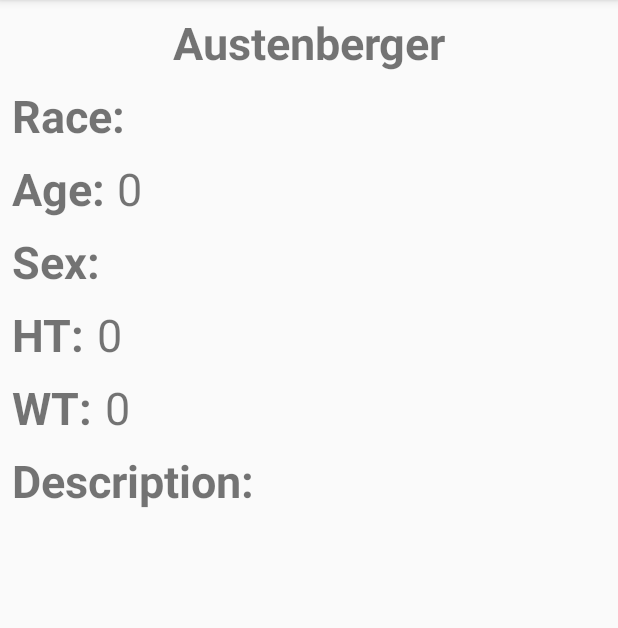
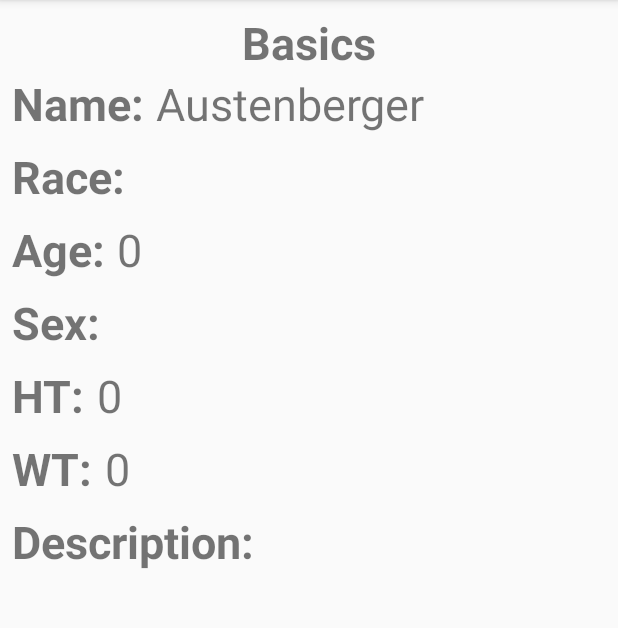
Before and after one commit to vincentcote87/RoleSlayer, an Android app: the CharacterBasics screen opened directly, with no data from a screen before it, on a phone screen of 412 x 824 dp, the part 84-712 px from its top. Run offline under Robolectric (Android 15) with nearby library versions, the phone set to English and light mode, and no system bars.

Commit message:
chamged basicspage layout

```diff
--- a/RoleSlayer/app/src/main/java/com/roleslayin/roleslayer/CharacterBasics.java
+++ b/RoleSlayer/app/src/main/java/com/roleslayin/roleslayer/CharacterBasics.java
@@ -22,26 +22,19 @@ public class CharacterBasics extends AppCompatActivity implements EditField.Edit
     private String attribute;
 
 
-
     @Override
     protected void onCreate(Bundle savedInstanceState) {
         super.onCreate(savedInstanceState);
         setContentView(R.layout.activity_character_basics);
 
-//        savedExtra = getIntent();
         index = getIntent().getIntExtra("index", 0);
         setText();
-//        final PlayerCharacter playerChar = savedExtra.getParcelableExtra("myChar");
 
-
-        name = findViewById(R.id.nameID);
+        name = findViewById(R.id.nameLabelID);
         name.setOnClickListener(new View.OnClickListener() {
             @Override
             public void onClick(View view) {
                 EditField nameField = new EditField();
-//                myArgs = new Bundle();
-//                myArgs.putString("header_id", "Edit Character Name");
-//                nameField.setArguments(myArgs);
                 nameField.show(getSupportFragmentManager(), "Edit name");
                 attribute = "name";
             }
@@ -113,55 +106,62 @@ public class CharacterBasics extends AppCompatActivity implements EditField.Edit
         tmpStr = field;
         Integer i;
         switch (attribute) {
-            case "name" :
-                ((MyApplication)getApplicationContext()).characterArray.get(index).setName(tmpStr); break;
-            case "race" :
-                ((MyApplication)getApplicationContext()).characterArray.get(index).setRace(tmpStr); break;
-            case "age" :
+            case "name":
+                ((MyApplication) getApplicationContext()).characterArray.get(index).setName(tmpStr);
+                break;
+            case "race":
+                ((MyApplication) getApplicationContext()).characterArray.get(index).setRace(tmpStr);
+                break;
+            case "age":
                 try {
                     i = Integer.parseInt(tmpStr);
                 } catch (NumberFormatException nfe) {
                     i = 0;
                 }
-                 ((MyApplication)getApplicationContext()).characterArray.get(index).setAge(i); break;
-            case "sex" :
-                ((MyApplication)getApplicationContext()).characterArray.get(index).setSex(tmpStr); break;
-            case "HT" :
+                ((MyApplication) getApplicationContext()).characterArray.get(index).setAge(i);
+                break;
+            case "sex":
+                ((MyApplication) getApplicationContext()).characterArray.get(index).setSex(tmpStr);
+                break;
+            case "HT":
                 try {
                     i = Integer.parseInt(tmpStr);
                 } catch (NumberFormatException nfe) {
                     i = 0;
                 }
-                ((MyApplication)getApplicationContext()).characterArray.get(index).setHT(i); break;
-            case "WT" :
+                ((MyApplication) getApplicationContext()).characterArray.get(index).setHT(i);
+                break;
+            case "WT":
                 try {
                     i = Integer.parseInt(tmpStr);
                 } catch (NumberFormatException nfe) {
                     i = 0;
                 }
-                ((MyApplication)getApplicationContext()).characterArray.get(index).setWT(i); break;
-            case "description" :
-                ((MyApplication)getApplicationContext()).characterArray.get(index).setDescription(tmpStr); break;
+                ((MyApplication) getApplicationContext()).characterArray.get(index).setWT(i);
+                break;
+            case "description":
+                ((MyApplication) getApplicationContext()).characterArray.get(index).setDescription(tmpStr);
+                break;
         }
         setText();
 
     }
 
     private void setText() {
-        TextView nameText = (TextView) findViewById(R.id.nameID);
+        TextView nameText = (TextView) findViewById(R.id.nameInputID);
         TextView raceText = (TextView) findViewById(R.id.raceInputID);
         TextView ageText = (TextView) findViewById(R.id.ageInputID);
         TextView sexText = (TextView) findViewById(R.id.sexInputID);
         TextView htText = (TextView) findViewById(R.id.htInputID);
         TextView wtText = (TextView) findViewById(R.id.wtInputID);
         TextView descriptionText = (TextView) findViewById(R.id.descriptionInputID);
-        nameText.setText(((MyApplication)this.getApplicationContext()).characterArray.get(index).getName());
-        raceText.setText(((MyApplication)this.getApplicationContext()).characterArray.get(index).getRace());
-        ageText.setText(((MyApplication)this.getApplicationContext()).characterArray.get(index).getAge().toString());
-        sexText.setText(((MyApplication)this.getApplicationContext()).characterArray.get(index).getSex());
-        htText.setText(((MyApplication)this.getApplicationContext()).characterArray.get(index).getHT().toString());
-        wtText.setText(((MyApplication)this.getApplicationContext()).characterArray.get(index).getWT().toString());
-        descriptionText.setText(((MyApplication)this.getApplicationContext()).characterArray.get(index).getDescription());
+        nameText.setText(((MyApplication) this.getApplicationContext()).characterArray.get(index).getName());
+        raceText.setText(((MyApplication) this.getApplicationContext()).characterArray.get(index).getRace());
+        ageText.setText(((MyApplication) this.getApplicationContext()).characterArray.get(index).getAge().toString());
+        sexText.setText(((MyApplication) this.getApplicationContext()).characterArray.get(index).getSex());
+        htText.setText(((MyApplication) this.getApplicationContext()).characterArray.get(index).getHT().toString());
+        wtText.setText(((MyApplication) this.getApplicationContext()).characterArray.get(index).getWT().toString());
+        descriptionText.setText(((MyApplication) this.getApplicationContext()).characterArray.get(index).getDescription());
     }
 
     @Override
--- a/RoleSlayer/app/src/main/res/layout/activity_character_basics.xml
+++ b/RoleSlayer/app/src/main/res/layout/activity_character_basics.xml
@@ -7,19 +7,43 @@ android:layout_height="match_parent"
 tools:context=".CharacterMainPage">
 
     <TextView
-        android:id="@+id/nameID"
+        android:id="@+id/textView2"
         android:layout_width="0dp"
         android:layout_height="wrap_content"
         android:layout_marginEnd="8dp"
         android:layout_marginStart="8dp"
         android:layout_marginTop="8dp"
-        android:text="TextView"
+        android:text="@string/basicsHeader"
         android:textAlignment="center"
         android:textSize="30sp"
         android:textStyle="bold"
         app:layout_constraintEnd_toEndOf="parent"
         app:layout_constraintStart_toStartOf="parent"
         app:layout_constraintTop_toTopOf="parent" />
+
+    <TextView
+        android:id="@+id/nameLabelID"
+        android:layout_width="wrap_content"
+        android:layout_height="wrap_content"
+        android:layout_marginStart="8dp"
+        android:text="@string/nameLabel"
+        android:textSize="30sp"
+        android:textStyle="bold"
+        app:layout_constraintStart_toStartOf="parent"
+        app:layout_constraintTop_toBottomOf="@+id/textView2" />
+
+    <TextView
+        android:id="@+id/nameInputID"
+        android:layout_width="0dp"
+        android:layout_height="wrap_content"
+        android:layout_marginEnd="8dp"
+        android:layout_marginStart="8dp"
+        android:text="@string/empty"
+        android:textAlignment="viewStart"
+        android:textSize="30sp"
+        app:layout_constraintEnd_toEndOf="parent"
+        app:layout_constraintStart_toEndOf="@+id/nameLabelID"
+        app:layout_constraintTop_toBottomOf="@+id/textView2" />
 
 <!--<ImageView-->
     <!--android:id="@+id/imageView"-->
@@ -42,7 +66,7 @@ tools:context=".CharacterMainPage">
         android:textSize="30sp"
         android:textStyle="bold"
         app:layout_constraintStart_toStartOf="parent"
-        app:layout_constraintTop_toBottomOf="@+id/nameID" />
+        app:layout_constraintTop_toBottomOf="@+id/nameInputID" />
 
 <TextView
     android:id="@+id/raceInputID"
@@ -55,7 +79,7 @@ tools:context=".CharacterMainPage">
     android:textSize="30sp"
     app:layout_constraintEnd_toEndOf="parent"
     app:layout_constraintStart_toEndOf="@+id/raceLabelID"
-    app:layout_constraintTop_toBottomOf="@+id/nameID" />
+    app:layout_constraintTop_toBottomOf="@+id/nameInputID" />
 
     <TextView
         android:id="@+id/ageLabelID"
--- a/RoleSlayer/app/src/main/res/values/strings.xml
+++ b/RoleSlayer/app/src/main/res/values/strings.xml
@@ -3,6 +3,7 @@
     <string name="addCharacterBtn">Add New</string>
     <string name="introTitle">Welcome to RoleSlayer</string>
     <string name="characterHeader">Your Characters:</string>
+    <string name="nameLabel">Name:</string>
     <string name="raceLabel">Race:</string>
     <string name="ageLabel">Age:</string>
     <string name="sexLabel">Sex:</string>
```
